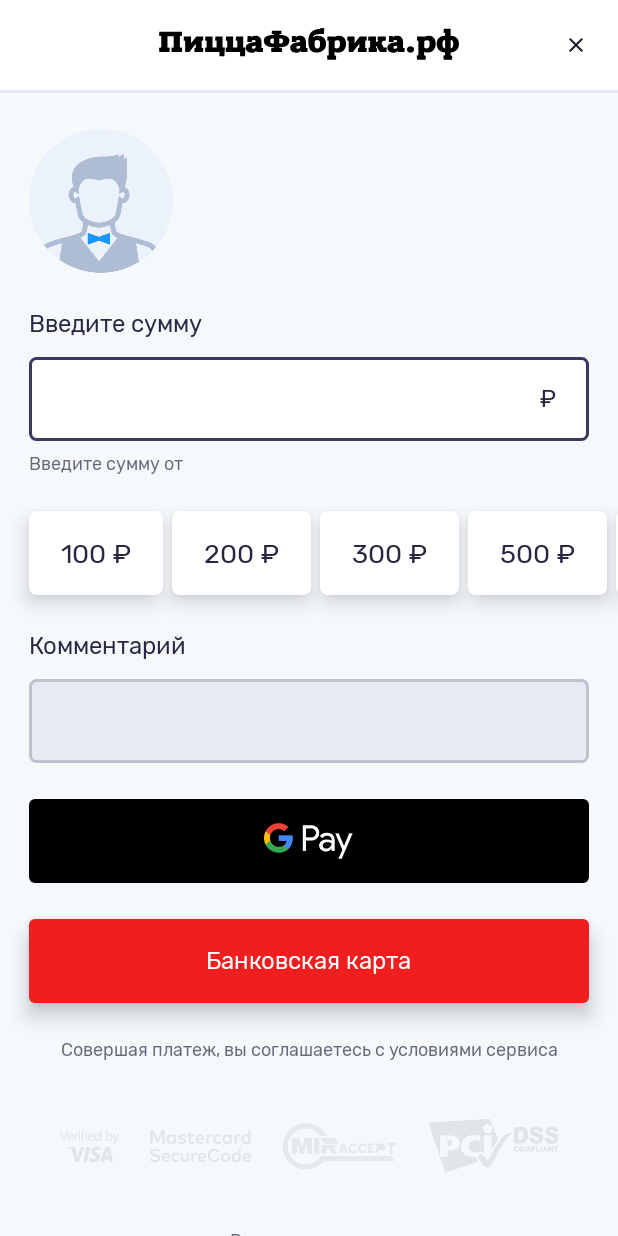
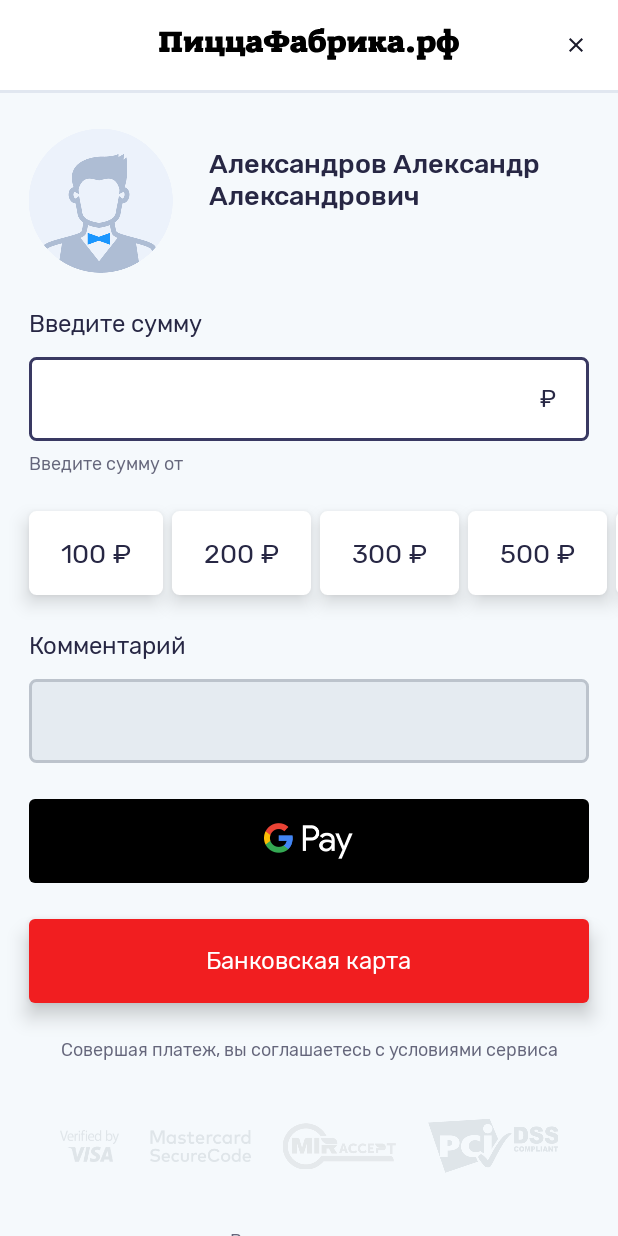
Before and after one commit to stmx/CloudTips-SDK-Android, an Android app: the layout activity_tips.xml on its own in the app's theme, with its tools: preview values and no code run, on a phone screen of 412 x 824 dp. Run offline under Robolectric (Android 15) with nearby library versions, the phone set to English and light mode, and no system bars.

Commit message:
Fix courier name length

```diff
--- a/sdk/src/main/res/layout/activity_tips.xml
+++ b/sdk/src/main/res/layout/activity_tips.xml
@@ -70,37 +70,40 @@
             <LinearLayout
                 android:layout_width="0dp"
                 android:layout_height="96dp"
-                android:orientation="vertical"
                 android:layout_marginStart="24dp"
                 android:layout_marginTop="@dimen/marginTop"
                 android:layout_marginEnd="@dimen/marginEnd"
                 android:gravity="start|center_vertical"
-                app:layout_constraintTop_toTopOf="parent"
-                app:layout_constraintStart_toEndOf="@id/imageViewAvatar">
+                android:orientation="vertical"
+                app:layout_constraintEnd_toEndOf="parent"
+                app:layout_constraintStart_toEndOf="@id/imageViewAvatar"
+                app:layout_constraintTop_toTopOf="parent">
 
                 <TextView
                     android:id="@+id/textViewName"
                     android:layout_width="wrap_content"
                     android:layout_height="wrap_content"
+                    android:ellipsize="end"
                     android:fontFamily="@font/rubik_medium"
+                    android:maxLines="3"
+                    android:textColor="#272744"
+                    android:textSize="18sp"
                     android:textStyle="normal"
-                    android:textSize="18sp"
-                    android:textColor="#272744"
-                    android:maxLines="1"
-                    android:ellipsize="end" />
+                    tools:text="Александров Александр Александрович" />
 
                 <TextView
                     android:id="@+id/textViewDescription"
                     android:layout_width="wrap_content"
                     android:layout_height="wrap_content"
                     android:layout_marginTop="7dp"
+                    android:alpha="0.7"
+                    android:ellipsize="end"
                     android:fontFamily="@font/rubik_regular"
+                    android:maxLines="1"
+                    android:textColor="#272744"
+                    android:textSize="16sp"
                     android:textStyle="normal"
-                    android:textSize="16sp"
-                    android:textColor="#272744"
-                    android:maxLines="1"
-                    android:alpha="0.7"
-                    android:ellipsize="end"/>
+                    tools:text="@tools:sample/lorem/random" />
             </LinearLayout>
 
             <TextView
```
